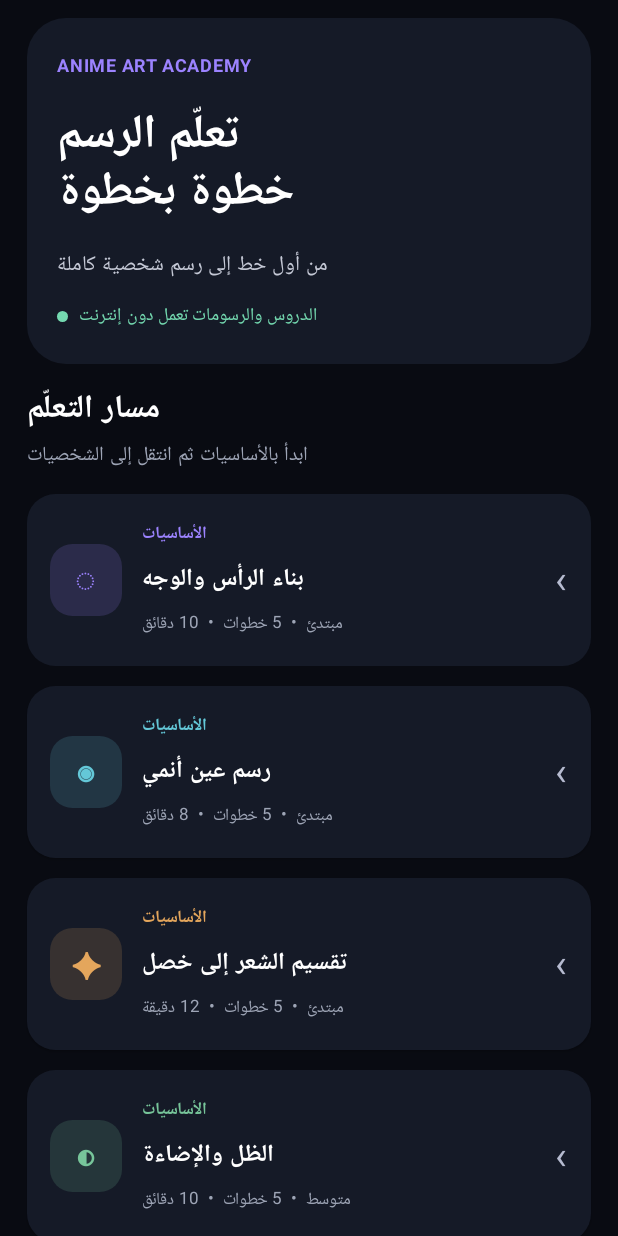
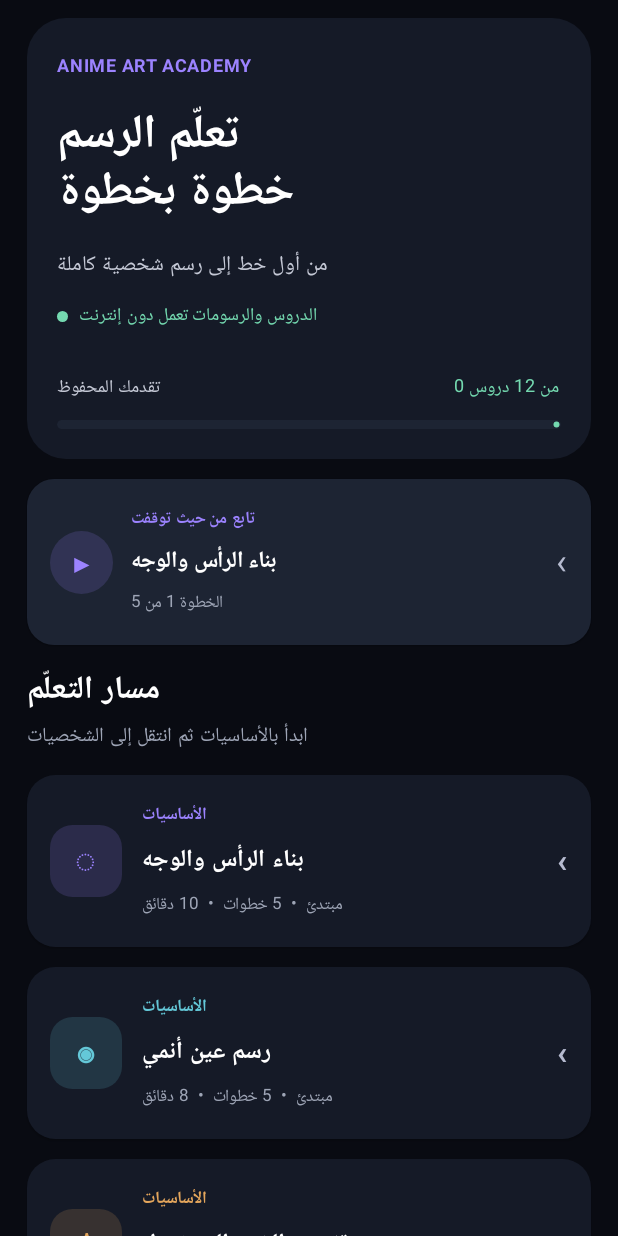
Before and after one commit to a730889067-sys/fluffy-waddle, an Android app built with Jetpack Compose: the screen it shows after launch (MainActivity), after a tap on "← العودة إلى الدروس", on a phone screen of 412 x 824 dp. Run offline under Robolectric (Android 15) with nearby library versions, the phone set to English and light mode, and no system bars; 3 other taps on this screen came first.

Commit message:
Persist learning progress and resume lessons offline

```diff
--- a/anime-art-academy/app/src/main/java/com/animeartacademy/MainActivity.kt
+++ b/anime-art-academy/app/src/main/java/com/animeartacademy/MainActivity.kt
@@ -152,21 +152,86 @@ class MainActivity : ComponentActivity() {
 
 @Composable
 private fun AcademyApp() {
+    val context = androidx.compose.ui.platform.LocalContext.current
+    val preferences = remember {
+        context.getSharedPreferences("anime_art_academy_progress", Context.MODE_PRIVATE)
+    }
     var selectedLesson by remember { mutableStateOf<Lesson?>(null) }
     var step by remember { mutableIntStateOf(0) }
+    var completedIds by remember {
+        mutableStateOf(
+            preferences.getStringSet("completed_lesson_ids", mutableSetOf<String>())?.toSet()
+                ?: emptySet()
+        )
+    }
+    var lastLessonId by remember { mutableStateOf(preferences.getString("last_lesson_id", null)) }
+    var lastStep by remember { mutableIntStateOf(preferences.getInt("last_step", 0)) }
+
+    fun storeLastPosition(lesson: Lesson, position: Int) {
+        val safePosition = position.coerceIn(0, lesson.steps.lastIndex)
+        lastLessonId = lesson.id
+        lastStep = safePosition
+        preferences.edit()
+            .putString("last_lesson_id", lesson.id)
+            .putInt("last_step", safePosition)
+            .apply()
+    }
+
+    fun openLesson(lesson: Lesson, resume: Boolean = false) {
+        selectedLesson = lesson
+        val startAt = if (resume && lastLessonId == lesson.id) lastStep else 0
+        step = startAt.coerceIn(0, lesson.steps.lastIndex)
+        storeLastPosition(lesson, step)
+    }
+
+    fun completeLesson(lesson: Lesson) {
+        val updated = completedIds + lesson.id
+        completedIds = updated
+        preferences.edit()
+            .putStringSet("completed_lesson_ids", updated.toMutableSet())
+            .apply()
+        Toast.makeText(context, "أحسنت! تم إكمال الدرس وحفظ تقدمك.", Toast.LENGTH_SHORT).show()
+    }
+
     MaterialTheme(colorScheme = darkColorScheme(
         background = Background, surface = SurfaceDark, primary = Accent, secondary = AccentMint
     )) {
         Surface(Modifier.fillMaxSize(), color = Background) {
             val current = selectedLesson
-            if (current == null) HomeScreen { selectedLesson = it; step = 0 }
-            else LessonScreen(current, step, { selectedLesson = null }, { step = it })
+            if (current == null) {
+                val resumeLesson = lessons.firstOrNull { it.id == lastLessonId }
+                HomeScreen(
+                    onSelect = { openLesson(it) },
+                    completedIds = completedIds,
+                    lastLesson = resumeLesson,
+                    lastStep = lastStep,
+                    onResume = { resumeLesson?.let { openLesson(it, resume = true) } }
+                )
+            } else {
+                LessonScreen(
+                    lesson = current,
+                    step = step,
+                    onBack = { selectedLesson = null },
+                    onStepChange = {
+                        step = it.coerceIn(0, current.steps.lastIndex)
+                        storeLastPosition(current, step)
+                    },
+                    isCompleted = current.id in completedIds,
+                    onComplete = { completeLesson(current) }
+                )
+            }
         }
     }
 }
 
 @Composable
-private fun HomeScreen(onSelect: (Lesson) -> Unit) {
+private fun HomeScreen(
+    onSelect: (Lesson) -> Unit,
+    completedIds: Set<String>,
+    lastLesson: Lesson?,
+    lastStep: Int,
+    onResume: () -> Unit
+) {
     LazyColumn(
         modifier = Modifier.fillMaxSize().padding(horizontal = 18.dp),
         verticalArrangement = Arrangement.spacedBy(13.dp)
@@ -182,6 +247,47 @@ private fun HomeScreen(onSelect: (Lesson) -> Unit) {
                         Box(Modifier.size(7.dp).background(AccentMint, CircleShape))
                         Text("الدروس والرسومات تعمل دون إنترنت", color = AccentMint, fontSize = 12.sp)
                     }
+                    Spacer(Modifier.height(5.dp))
+                    Row(verticalAlignment = Alignment.CenterVertically) {
+                        Text("تقدمك المحفوظ", color = Color(0xFFC5C9D6), fontSize = 12.sp)
+                        Spacer(Modifier.weight(1f))
+                        Text("${completedIds.size} من ${lessons.size} دروس", color = AccentMint, fontSize = 12.sp)
+                    }
+                    LinearProgressIndicator(
+                        progress = completedIds.size.toFloat() / lessons.size.toFloat(),
+                        modifier = Modifier.fillMaxWidth().height(6.dp).clip(CircleShape),
+                        color = AccentMint,
+                        trackColor = SurfaceRaised
+                    )
+                }
+            }
+        }
+        if (lastLesson != null) {
+            item {
+                ElevatedCard(
+                    onClick = onResume,
+                    modifier = Modifier.fillMaxWidth(),
+                    shape = RoundedCornerShape(18.dp),
+                    colors = CardDefaults.elevatedCardColors(containerColor = SurfaceRaised)
+                ) {
+                    Row(
+                        Modifier.fillMaxWidth().padding(15.dp),
+                        verticalAlignment = Alignment.CenterVertically,
+                        horizontalArrangement = Arrangement.spacedBy(12.dp)
+                    ) {
+                        Box(
+                            Modifier.size(42.dp).clip(CircleShape).background(Accent.copy(alpha = 0.16f)),
+                            contentAlignment = Alignment.Center
+                        ) {
+                            Text("▶", color = Accent, fontSize = 17.sp)
+                        }
+                        Column(Modifier.weight(1f), verticalArrangement = Arrangement.spacedBy(3.dp)) {
+                            Text("تابع من حيث توقفت", color = Accent, fontSize = 11.sp, fontWeight = FontWeight.Bold)
+                            Text(lastLesson.title, color = Color.White, fontSize = 15.sp, fontWeight = FontWeight.SemiBold)
+                            Text("الخطوة ${lastStep + 1} من ${lastLesson.steps.size}", color = Color(0xFF9EA5B6), fontSize = 11.sp)
+                        }
+                        Text("‹", color = Color(0xFFB6BBD0), fontSize = 24.sp)
+                    }
                 }
             }
         }
@@ -189,7 +295,9 @@ private fun HomeScreen(onSelect: (Lesson) -> Unit) {
             Text("مسار التعلّم", color = Color.White, fontSize = 21.sp, fontWeight = FontWeight.Bold)
             Text("ابدأ بالأساسيات ثم انتقل إلى الشخصيات", color = Color(0xFF9EA5B6), fontSize = 13.sp)
         }
-        items(lessons) { lesson -> LessonCard(lesson) { onSelect(lesson) } }
+        items(lessons) { lesson ->
+            LessonCard(lesson, isCompleted = lesson.id in completedIds) { onSelect(lesson) }
+        }
         item {
             Card(colors = CardDefaults.cardColors(containerColor = SurfaceDark), shape = RoundedCornerShape(18.dp)) {
                 Column(Modifier.fillMaxWidth().padding(16.dp), verticalArrangement = Arrangement.spacedBy(6.dp)) {
@@ -204,7 +312,7 @@ private fun HomeScreen(onSelect: (Lesson) -> Unit) {
 }
 
 @Composable
-private fun LessonCard(lesson: Lesson, onClick: () -> Unit) {
+private fun LessonCard(lesson: Lesson, isCompleted: Boolean, onClick: () -> Unit) {
     ElevatedCard(
         onClick = onClick, modifier = Modifier.fillMaxWidth(),
         shape = RoundedCornerShape(19.dp),
@@ -226,13 +334,20 @@ private fun LessonCard(lesson: Lesson, onClick: () -> Unit) {
                 Text("${lesson.level}  •  ${lesson.steps.size} خطوات  •  ${lesson.duration}",
                     color = Color(0xFF9EA5B6), fontSize = 11.sp)
             }
-            Text("‹", color = Color(0xFFB6BBD0), fontSize = 26.sp)
+            Text(if (isCompleted) "✓" else "‹", color = if (isCompleted) AccentMint else Color(0xFFB6BBD0), fontSize = 22.sp, fontWeight = FontWeight.Bold)
         }
     }
 }
 
 @Composable
-private fun LessonScreen(lesson: Lesson, step: Int, onBack: () -> Unit, onStepChange: (Int) -> Unit) {
+private fun LessonScreen(
+    lesson: Lesson,
+    step: Int,
+    onBack: () -> Unit,
+    onStepChange: (Int) -> Unit,
+    isCompleted: Boolean,
+    onComplete: () -> Unit
+) {
     Column(Modifier.fillMaxSize().verticalScroll(rememberScrollState()).padding(horizontal = 16.dp, vertical = 10.dp),
         verticalArrangement = Arrangement.spacedBy(13.dp)) {
         TextButton(onClick = onBack) { Text("← العودة إلى الدروس", color = Accent, fontSize = 14.sp) }
@@ -264,13 +379,28 @@ private fun LessonScreen(lesson: Lesson, step: Int, onBack: () -> Unit, onStepCh
                 Text("نصيحة: ${lesson.tip}", color = Color(0xFFB8BECC), fontSize = 12.sp, lineHeight = 19.sp)
             }
         }
+        if (isCompleted) {
+            Text("✓  أكملت هذا الدرس، وتم حفظ تقدمك على الهاتف.", color = AccentMint, fontSize = 12.sp)
+        }
         Row(horizontalArrangement = Arrangement.spacedBy(9.dp), modifier = Modifier.fillMaxWidth()) {
             OutlinedButton(onClick = { onStepChange((step - 1).coerceAtLeast(0)) },
                 enabled = step > 0, modifier = Modifier.weight(1f)) { Text("السابق") }
-            Button(onClick = { onStepChange((step + 1).coerceAtMost(lesson.steps.lastIndex)) },
-                enabled = step < lesson.steps.lastIndex, modifier = Modifier.weight(1f),
-                colors = ButtonDefaults.buttonColors(containerColor = Accent, contentColor = Color.White)) {
-                Text("الخطوة التالية")
+            Button(
+                onClick = {
+                    if (step < lesson.steps.lastIndex) onStepChange(step + 1)
+                    else if (!isCompleted) onComplete()
+                },
+                enabled = step < lesson.steps.lastIndex || !isCompleted,
+                modifier = Modifier.weight(1f),
+                colors = ButtonDefaults.buttonColors(containerColor = Accent, contentColor = Color.White)
+            ) {
+                Text(
+                    when {
+                        step < lesson.steps.lastIndex -> "الخطوة التالية"
+                        isCompleted -> "تم إكمال الدرس"
+                        else -> "إكمال الدرس"
+                    }
+                )
             }
         }
         Text("مساحة التدريب الخاصة بك", color = Color.White, fontSize = 19.sp, fontWeight = FontWeight.Bold)
```
